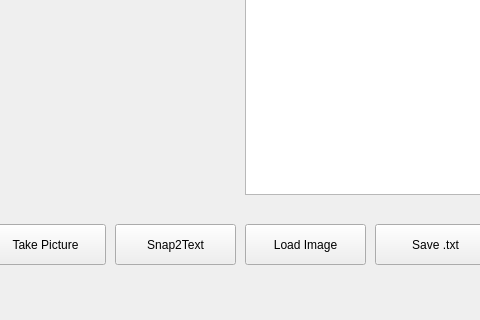
The window that GUI/mainwindow.ui (hkl123/gui-in-progress) describes before a commit, drawn with Qt 5; both pictures show x 135 to 615 and y 243 to 563 of the 770 by 563 pixel window.
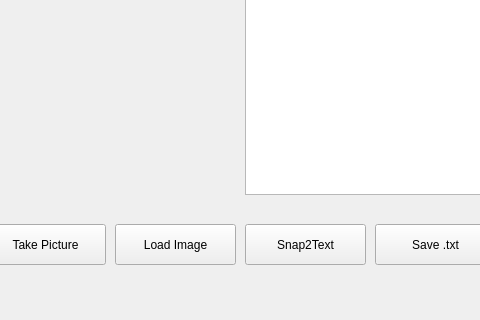
The same window after the commit.

What changed in the file:
```diff
--- a/GUI/mainwindow.ui
+++ b/GUI/mainwindow.ui
@@ -17,7 +17,7 @@
    <widget class="QPushButton" name="pushButton">
     <property name="geometry">
      <rect>
-      <x>250</x>
+      <x>380</x>
       <y>450</y>
       <width>121</width>
       <height>41</height>
@@ -43,7 +43,7 @@
    <widget class="QPushButton" name="pushButton_3">
     <property name="geometry">
      <rect>
-      <x>380</x>
+      <x>250</x>
       <y>450</y>
       <width>121</width>
       <height>41</height>
@@ -81,7 +81,7 @@
      <rect>
       <x>40</x>
       <y>40</y>
-      <width>331</width>
+      <width>321</width>
       <height>381</height>
      </rect>
     </property>
```
